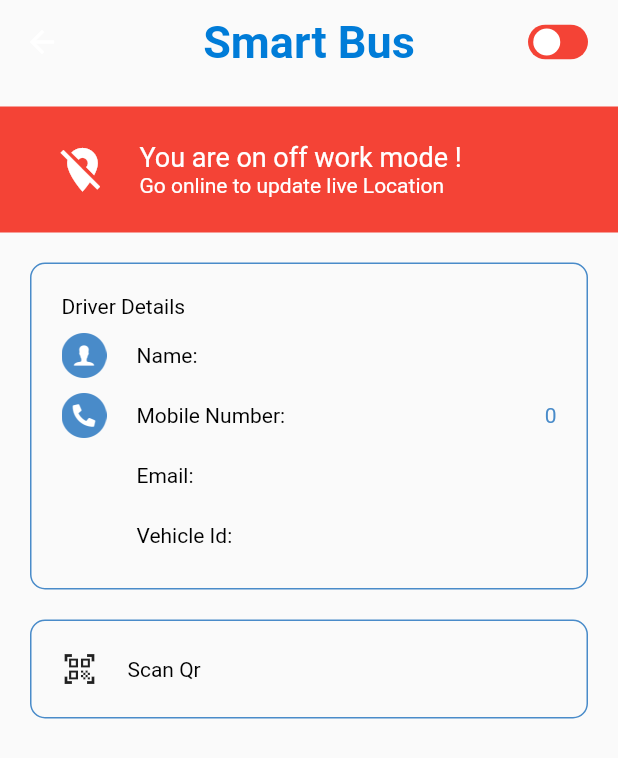
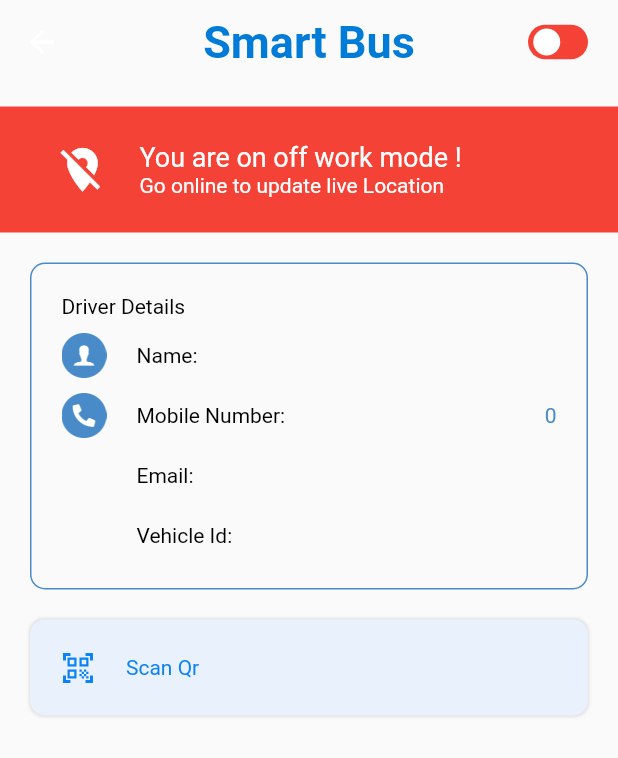
Before and after one commit to aslahmp/smartBusDriver, a Flutter app: the HomeView screen opened by its route, on a phone screen of 412 x 824 dp. Shown: the top 758 px of the screen. Run offline on Flutter 3.47's test engine with Material 2 defaults, Android fonts, the phone set to English and light mode, and no system bars; drawn by our look-alikes of flutter_switch; our stand-ins replace firebase_auth, firebase_core, firebase_database, get, pin_code_fields, shared_preferences; missing offline and left inert: flutter_barcode_scanner, result_type; accounts and stored records are empty; Roboto replaces fonts that are missing (Lorinextrabold, Lorinregular).

Commit message:
scan qr code

```diff
--- a/lib/app/modules/home/views/local.widgets/scan_qr.dart
+++ b/lib/app/modules/home/views/local.widgets/scan_qr.dart
@@ -1,32 +1,47 @@
+import 'package:driver/app/modules/home/controllers/home_controller.dart';
 import 'package:flutter/material.dart';
+import 'package:get/get_state_manager/get_state_manager.dart';
 
 import '../../../../../infastructure/utils/index.dart';
 
-class ScanQr extends StatelessWidget {
+class ScanQr extends GetView<HomeController> {
   const ScanQr({Key? key}) : super(key: key);
 
   @override
   Widget build(BuildContext context) {
-    return Container(
+    return InkWell(
+      onTap: controller.scanQr,
+      child: Container(
         width: double.infinity,
         margin: EdgeInsets.symmetric(horizontal: AppConstants.padding),
         padding: EdgeInsets.all(AppConstants.padding),
         decoration: BoxDecoration(
-        border: Border.all(color: AppColors.lightBlue1),
+          color: AppColors.blue4,
           borderRadius: BorderRadius.circular(10),
+          boxShadow: [
+            BoxShadow(
+              blurRadius: 1,
+              color: Colors.grey.shade300,
+              spreadRadius: .5,
+            ),
+          ],
         ),
         child: Row(
           children: [
-          Icon(Icons.qr_code_scanner),
+            Icon(
+              Icons.qr_code_scanner,
+              color: AppColors.blue6,
+            ),
             horizontalSpace(20),
             Text(
               "Scan Qr",
               style: AppTextStyles.regular.copyWith(
-              color: AppColors.black,
+                color: AppColors.blue6,
               ),
             ),
           ],
         ),
+      ),
     );
   }
 }
--- a/pubspec.yaml
+++ b/pubspec.yaml
@@ -19,6 +19,7 @@ dependencies:
   pin_code_fields: 7.3.0
   shared_preferences: 2.0.13
   flutter_switch: 0.3.2
+  flutter_barcode_scanner: 2.0.0
   flutter:
     sdk: flutter
 
```
Also changed, not shown: lib/app/modules/home/controllers/home_controller.dart (+17 -0 lines), pubspec.lock. Lines whose indentation alone changed are shown as unchanged.
